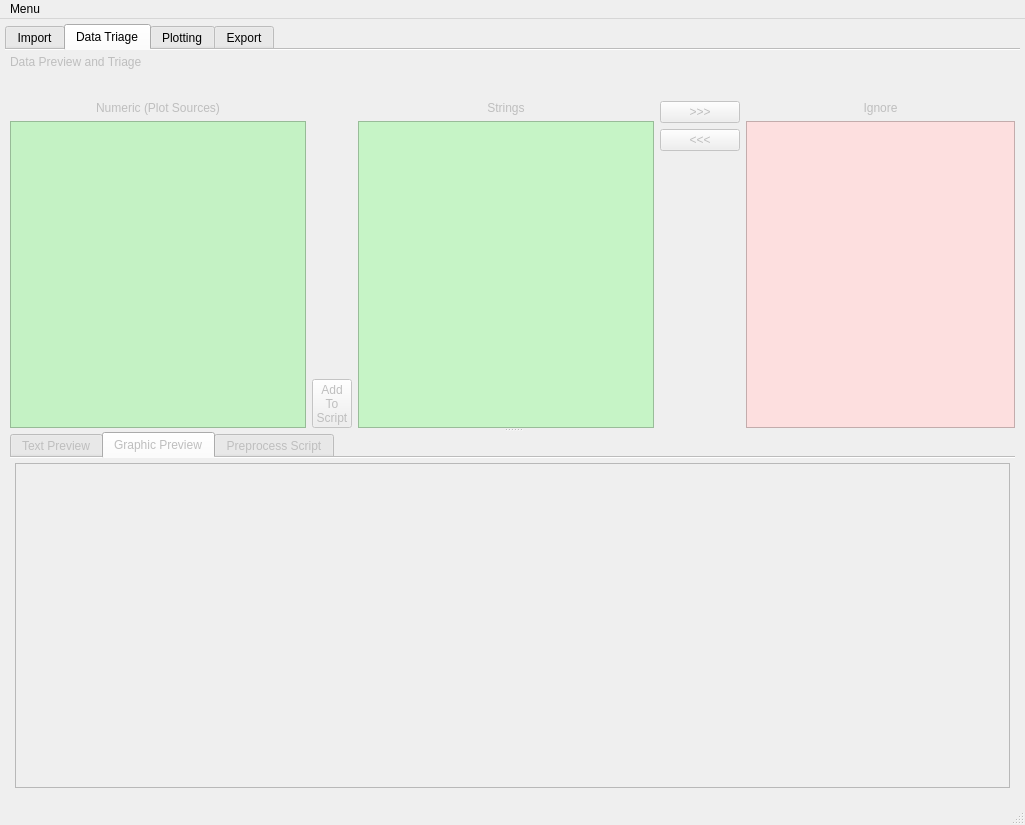
First picture: the form in colliderscope.ui, repository kevinanewman/colliderscope2024, before the edit.
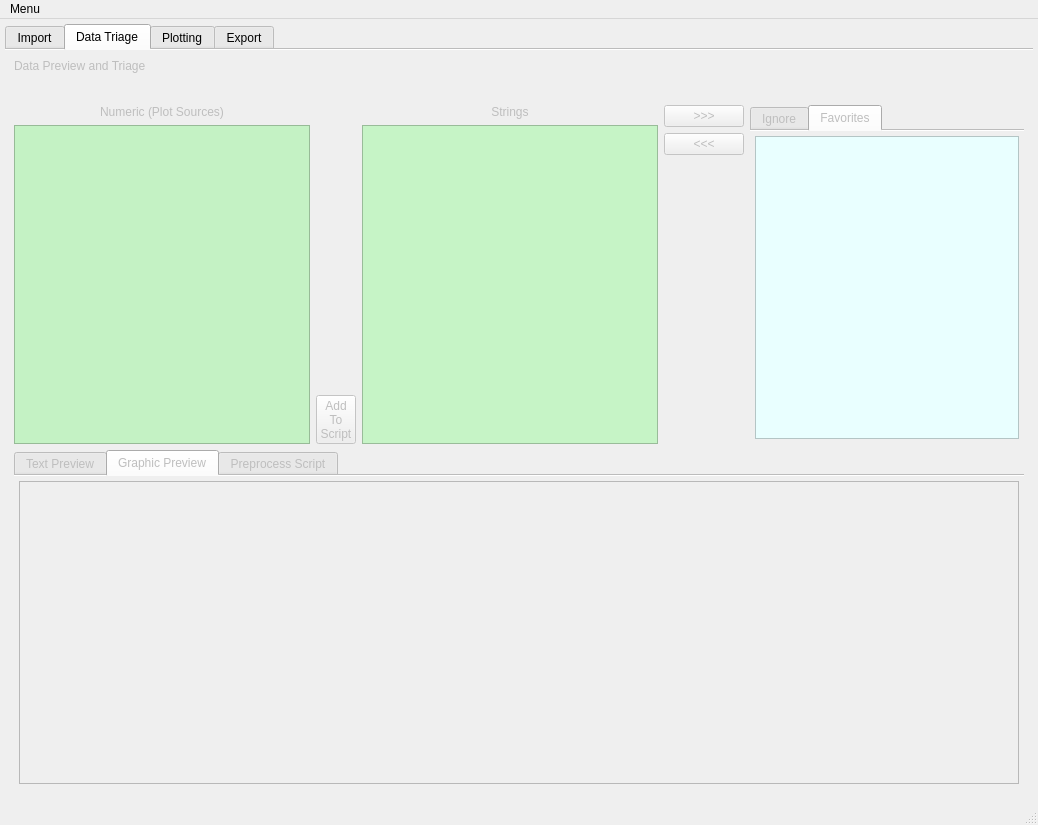
Second picture: the form after the edit. The open tabs and pages were chosen to show the change. Icons and pictures are not drawn. Custom widgets are drawn as their Qt base class.

Commit message: implement "move left/right" buttons on triage page link ignore and favorites listwidgets to filter widget

```diff
--- a/colliderscope.ui
+++ b/colliderscope.ui
@@ -993,25 +993,6 @@
         <string>Data Triage</string>
        </attribute>
        <layout class="QVBoxLayout" name="verticalLayout_12">
-        <property name="leftMargin">
-         <number>5</number>
-        </property>
-        <property name="topMargin">
-         <number>5</number>
-        </property>
-        <property name="rightMargin">
-         <number>5</number>
-        </property>
-        <property name="bottomMargin">
-         <number>5</number>
-        </property>
-        <item>
-         <widget class="QSplitter" name="splitter_2">
-          <property name="orientation">
-           <enum>Qt::Vertical</enum>
-          </property>
-          <widget class="QWidget" name="layoutWidget">
-           <layout class="QVBoxLayout" name="verticalLayout_10">
             <item>
              <widget class="QLabel" name="label">
               <property name="text">
@@ -1020,8 +1001,6 @@
              </widget>
             </item>
             <item>
-             <layout class="QVBoxLayout" name="verticalLayout_9">
-              <item>
                <layout class="QHBoxLayout" name="horizontalLayout_filter">
                 <item>
                  <widget class="FilterWidget" name="triage_filter_widget" native="true">
@@ -1471,20 +1450,30 @@
                  </layout>
                 </item>
                 <item>
-                 <layout class="QVBoxLayout" name="verticalLayout_ignore">
-                  <item>
-                   <widget class="QLabel" name="label_ignore">
-                    <property name="enabled">
-                     <bool>false</bool>
-                    </property>
-                    <property name="text">
+           <widget class="QTabWidget" name="ignore_favorites_tabWidget">
+            <property name="currentIndex">
+             <number>0</number>
+            </property>
+            <property name="documentMode">
+             <bool>true</bool>
+            </property>
+            <widget class="QWidget" name="ignore_tab">
+             <attribute name="title">
                      <string>Ignore</string>
-                    </property>
-                    <property name="alignment">
-                     <set>Qt::AlignCenter</set>
-                    </property>
-                   </widget>
-                  </item>
+             </attribute>
+             <layout class="QVBoxLayout" name="verticalLayout_9">
+              <property name="leftMargin">
+               <number>5</number>
+              </property>
+              <property name="topMargin">
+               <number>5</number>
+              </property>
+              <property name="rightMargin">
+               <number>5</number>
+              </property>
+              <property name="bottomMargin">
+               <number>5</number>
+              </property>
                   <item>
                    <widget class="QListWidget" name="triage_ignore_listWidget">
                     <property name="styleSheet">
@@ -1503,13 +1492,51 @@
                    </widget>
                   </item>
                  </layout>
-                </item>
-               </layout>
+            </widget>
+            <widget class="QWidget" name="favorites_tab">
+             <attribute name="title">
+              <string>Favorites</string>
+             </attribute>
+             <layout class="QVBoxLayout" name="verticalLayout_10">
+              <property name="leftMargin">
+               <number>5</number>
+              </property>
+              <property name="topMargin">
+               <number>5</number>
+              </property>
+              <property name="rightMargin">
+               <number>5</number>
+              </property>
+              <property name="bottomMargin">
+               <number>5</number>
+              </property>
+              <item>
+               <widget class="QListWidget" name="triage_favorites_listWidget">
+                <property name="styleSheet">
+                 <string notr="true">background-color: rgb(233, 255, 255);
+color: black;</string>
+                </property>
+                <property name="dragEnabled">
+                 <bool>false</bool>
+                </property>
+                <property name="dragDropMode">
+                 <enum>QAbstractItemView::DragDrop</enum>
+                </property>
+                <property name="selectionMode">
+                 <enum>QAbstractItemView::ExtendedSelection</enum>
+                </property>
+                <property name="sortingEnabled">
+                 <bool>true</bool>
+                </property>
+               </widget>
+              </item>
+             </layout>
+            </widget>
+           </widget>
               </item>
              </layout>
             </item>
-           </layout>
-          </widget>
+        <item>
           <widget class="QTabWidget" name="preview_tabWidget">
            <property name="cursor">
             <cursorShape>ArrowCursor</cursorShape>
@@ -1711,7 +1738,6 @@
             </layout>
            </widget>
           </widget>
-         </widget>
         </item>
        </layout>
       </widget>
@@ -1884,7 +1910,7 @@
      <x>0</x>
      <y>0</y>
      <width>1025</width>
-     <height>43</height>
+     <height>24</height>
     </rect>
    </property>
    <widget class="QMenu" name="menuColliderScope2024">
```
Left out of the diff: 104 changed lines with no effect on the pictures. Lines whose indentation alone changed are shown as unchanged. The commit also changes 3 other files.
